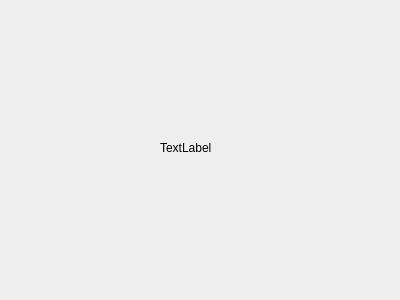
Qt form additionaldays_show.ui (OOP-ZJU/SalaryManagement) before a commit.
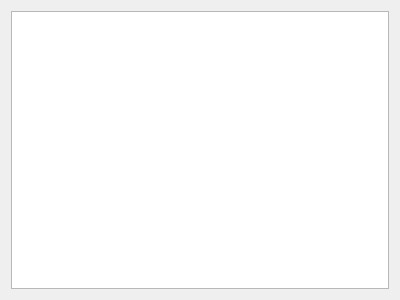
The same form after that commit.

What changed in the file:
```diff
--- a/additionaldays_show.ui
+++ b/additionaldays_show.ui
@@ -13,19 +13,15 @@
   <property name="windowTitle">
    <string>Dialog</string>
   </property>
-  <widget class="QLabel" name="label">
-   <property name="geometry">
-    <rect>
-     <x>160</x>
-     <y>140</y>
-     <width>55</width>
-     <height>16</height>
-    </rect>
-   </property>
-   <property name="text">
-    <string>TextLabel</string>
-   </property>
-  </widget>
+  <layout class="QHBoxLayout" name="horizontalLayout">
+   <item>
+    <layout class="QVBoxLayout" name="verticalLayout">
+     <item>
+      <widget class="QTableView" name="tableView"/>
+     </item>
+    </layout>
+   </item>
+  </layout>
  </widget>
  <resources/>
  <connections/>
```
